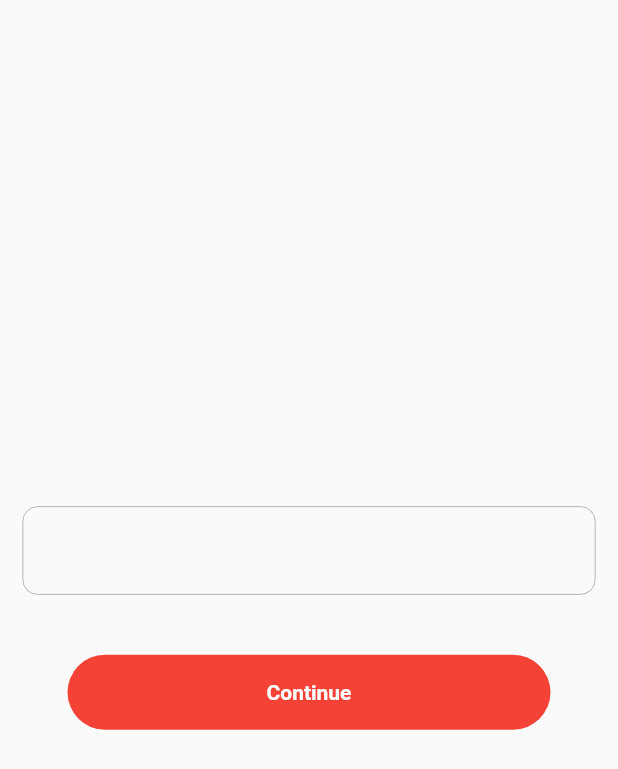
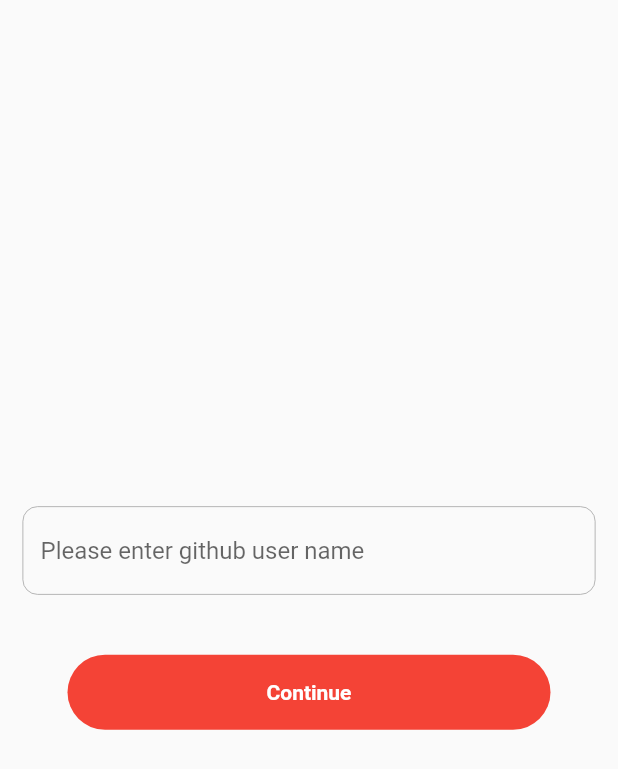
Before and after one commit to sreejithmg123/git_hub, a Flutter app: the screen it shows after launch, on a phone screen of 412 x 824 dp. Shown: the top 769 px of the screen. Run offline on Flutter 3.47's test engine with Material 2 defaults, Android fonts, the phone set to English and light mode, and no system bars; our stand-ins replace connectivity, get; accounts and stored records are empty.

Commit message:
first commit

```diff
--- a/lib/app/modules/userName/views/user_name_view.dart
+++ b/lib/app/modules/userName/views/user_name_view.dart
@@ -23,6 +23,7 @@ class UserNameView extends GetView<UserNameController> {
                 UserNameController.userName = value;
               },
               decoration: InputDecoration(
+                  hintText: 'Please enter github user name',
                   focusedBorder: OutlineInputBorder(
                     borderSide: BorderSide(color: Colors.grey, width: .5),
                     borderRadius: BorderRadius.circular(10),
```
